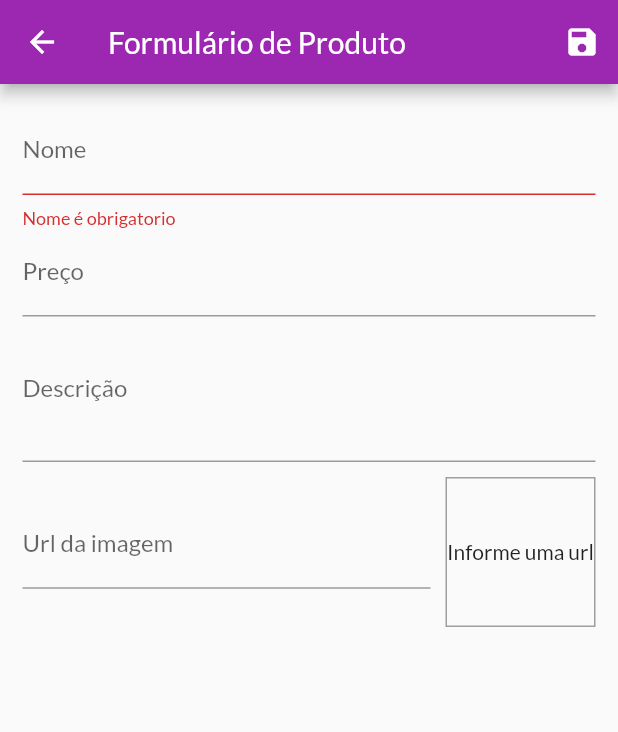
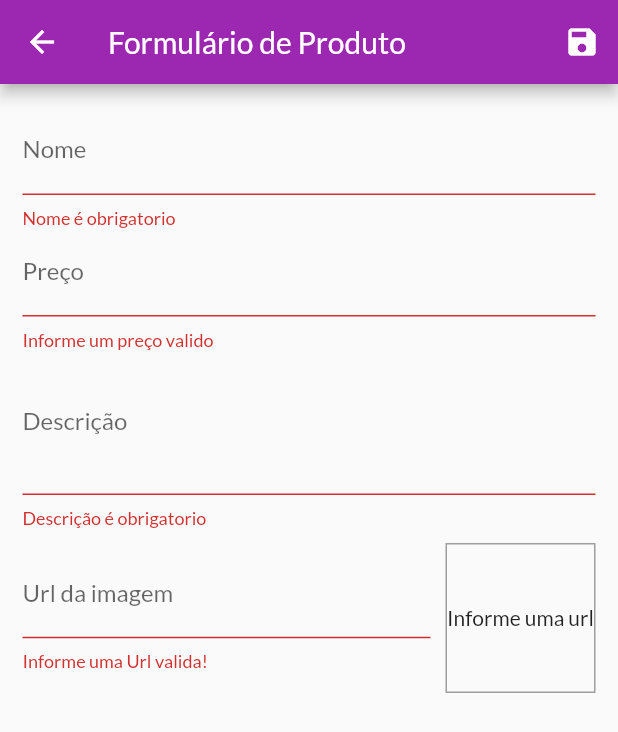
Before and after one commit to rudatorquato/flutter_shop, a Flutter app: the ProductFormWidget screen opened by its route, after a tap on the "save" icon, on a phone screen of 412 x 824 dp. Shown: the top 732 px of the screen. Run offline on Flutter 3.47's test engine with Material 2 defaults, Android fonts, the phone set to English and light mode, and no system bars; network calls fail.

Commit message:
Validação do Formulário #02

```diff
--- a/lib/product/widget/product_form/product_form_widget.dart
+++ b/lib/product/widget/product_form/product_form_widget.dart
@@ -35,6 +35,14 @@ class _ProductFormWidgetState extends State<ProductFormWidget> {
 
   void updateImage() {
     setState(() {});
+  }
+
+  bool isValidImagUrl(String url) {
+    bool isValidUrl = Uri.tryParse(url)?.hasAbsolutePath ?? false;
+    bool endsWithFile = url.toLowerCase().endsWith('.png') ||
+        url.toLowerCase().endsWith('.jpg') ||
+        url.toLowerCase().endsWith('.jpeg');
+    return isValidUrl && endsWithFile;
   }
 
   void _submitForm() {
@@ -96,6 +104,15 @@ class _ProductFormWidgetState extends State<ProductFormWidget> {
                   },
                   onSaved: (price) =>
                       _formData['price'] = double.parse(price ?? '0'),
+                  validator: (_price) {
+                    final priceString = _price ?? '';
+                    final price = double.tryParse(priceString) ?? -1;
+
+                    if (price <= 0) {
+                      return 'Informe um preço valido';
+                    }
+                    return null;
+                  },
                 ),
                 TextFormField(
                   decoration: const InputDecoration(labelText: 'Descrição'),
@@ -105,6 +122,16 @@ class _ProductFormWidgetState extends State<ProductFormWidget> {
                   maxLines: 3,
                   onSaved: (description) =>
                       _formData['description'] = description ?? '',
+                  validator: (_description) {
+                    final name = _description ?? '';
+                    if (name.trim().isEmpty) {
+                      return 'Descrição é obrigatorio';
+                    }
+                    if (name.trim().length < 10) {
+                      return 'Descrição precisa ter no mínimo de 10 letras.';
+                    }
+                    return null;
+                  },
                 ),
                 Row(
                   children: [
@@ -119,6 +146,14 @@ class _ProductFormWidgetState extends State<ProductFormWidget> {
                         onFieldSubmitted: (_) => _submitForm(),
                         onSaved: (imageUrl) =>
                             _formData['imageUrl'] = imageUrl ?? '',
+                        validator: (_imageUrl) {
+                          final imageUrl = _imageUrl ?? '';
+
+                          if (!isValidImagUrl(imageUrl)) {
+                            return 'Informe uma Url valida!';
+                          }
+                          return null;
+                        },
                       ),
                     ),
                     Container(
```
